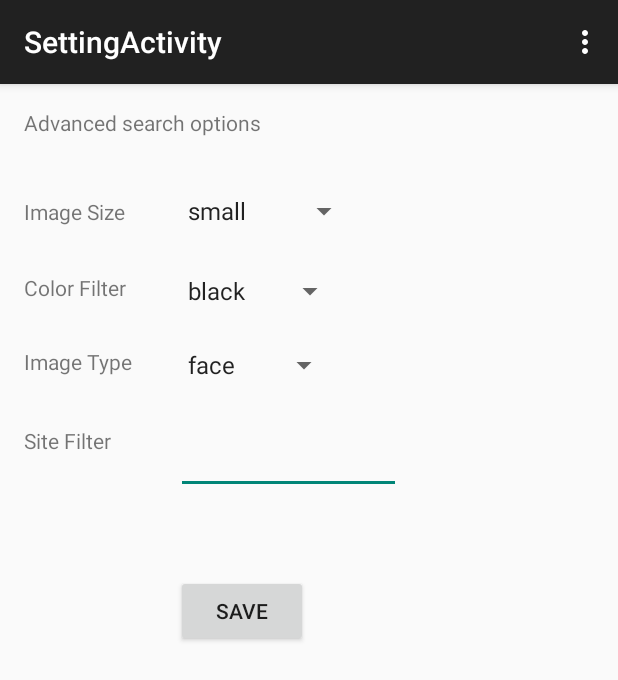
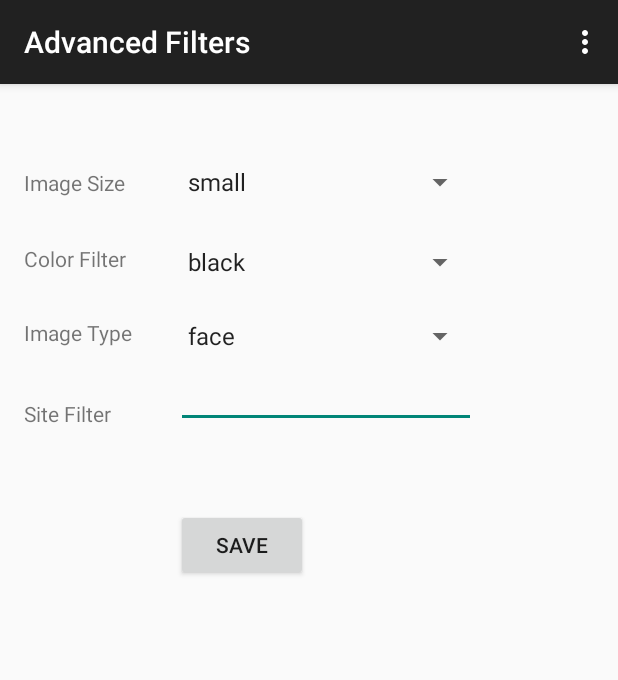
Before and after one commit to arvindh5686/ImageSearcher, an Android app: the SettingActivity screen opened directly, with no data from a screen before it, on a phone screen of 412 x 824 dp. Shown: the top 680 px of the screen. Run offline under Robolectric (Android 15) with nearby library versions, the phone set to English and light mode, and no system bars.

```diff
--- a/app/src/main/java/com/walmartlabs/classwork/imagesearcher/activities/SettingActivity.java
+++ b/app/src/main/java/com/walmartlabs/classwork/imagesearcher/activities/SettingActivity.java
@@ -8,6 +8,7 @@ import android.view.MenuItem;
 import android.view.View;
 import android.widget.AdapterView;
 import android.widget.ArrayAdapter;
+import android.widget.EditText;
 import android.widget.Spinner;
 
 import com.walmartlabs.classwork.imagesearcher.R;
@@ -16,6 +17,7 @@ import com.walmartlabs.classwork.imagesearcher.models.Filter;
 public class SettingActivity extends AppCompatActivity {
 
     private Filter filter;
+    private EditText etSiteFilter;
     @Override
     protected void onCreate(Bundle savedInstanceState) {
         super.onCreate(savedInstanceState);
@@ -24,6 +26,8 @@ public class SettingActivity extends AppCompatActivity {
         filter = i.getParcelableExtra("filter");
         if (filter == null) {filter = new Filter();}
         setupSpinners();
+        etSiteFilter = (EditText) findViewById(R.id.etSiteFilter);
+        etSiteFilter.setText(filter.getSiteFilter());
     }
 
     public void setupSpinners() {
@@ -101,7 +105,6 @@ public class SettingActivity extends AppCompatActivity {
         // automatically handle clicks on the Home/Up button, so long
         // as you specify a parent activity in AndroidManifest.xml.
         int id = item.getItemId();
-
         //noinspection SimplifiableIfStatement
         if (id == R.id.action_settings) {
             return true;
@@ -112,6 +115,8 @@ public class SettingActivity extends AppCompatActivity {
 
     public void onSave(View view) {
         Intent i = new Intent();
+        String siteFilter = etSiteFilter.getText() != null ? etSiteFilter.getText().toString() : "";
+        filter.setSiteFilter(siteFilter);
         i.putExtra("filter", filter);
         setResult(RESULT_OK, i);
         finish();
--- a/app/src/main/java/com/walmartlabs/classwork/imagesearcher/net/ImageSearchClient.java
+++ b/app/src/main/java/com/walmartlabs/classwork/imagesearcher/net/ImageSearchClient.java
@@ -32,7 +32,7 @@ public class ImageSearchClient {
             String url = getApiUrl("ajax/services/search/images?q=");
             String query = generateQueryString(filter, text);
             Log.i("url", url + URLEncoder.encode(query, "utf-8") + "&v=1.0&rsz=8&start=" + start);
-            client.get(url + URLEncoder.encode(query, "utf-8") + "&v=1.0&rsz=8&start=" + page, handler);
+            client.get(url + URLEncoder.encode(query, "utf-8") + "&v=1.0&rsz=8&start=" + start, handler);
 
         } catch (UnsupportedEncodingException e) {
             e.printStackTrace();
--- a/app/src/main/res/layout/activity_setting.xml
+++ b/app/src/main/res/layout/activity_setting.xml
@@ -9,18 +9,8 @@
     <TextView
         android:layout_width="wrap_content"
         android:layout_height="wrap_content"
-        android:text="@string/advanced_options_label"
-        android:id="@+id/tvSearchOptions"
-        android:layout_alignParentTop="true"
-        android:layout_alignParentLeft="true"
-        android:layout_alignParentStart="true" />
-
-    <TextView
-        android:layout_width="wrap_content"
-        android:layout_height="wrap_content"
         android:text="@string/image_size_label"
         android:id="@+id/tvImageSize"
-        android:layout_below="@+id/tvSearchOptions"
         android:layout_alignParentLeft="true"
         android:layout_alignParentStart="true"
         android:layout_marginTop="40dp" />
@@ -50,13 +40,14 @@
         android:layout_height="wrap_content"
         android:text="@string/site_filter_label"
         android:id="@+id/tvSiteFilter"
-        android:layout_below="@+id/tvImageType"
-        android:layout_alignParentLeft="true"
-        android:layout_alignParentStart="true"
-        android:layout_marginTop="33dp" />
+        android:layout_below="@+id/spImageType"
+        android:layout_alignRight="@+id/tvImageType"
+        android:layout_alignEnd="@+id/tvImageType"
+        android:layout_alignLeft="@id/tvColorFilter"
+        android:paddingTop="30dp"/>
 
     <Spinner
-        android:layout_width="wrap_content"
+        android:layout_width="200dp"
         android:layout_height="wrap_content"
         android:id="@+id/spImageSize"
         android:layout_alignBaseline="@+id/tvImageSize"
@@ -65,7 +56,8 @@
         android:layout_marginLeft="34dp"
         android:layout_marginStart="34dp"
         android:layout_alignParentEnd="false"
-        android:layout_alignParentStart="false" />
+        android:layout_alignParentStart="false"
+        android:gravity="center"/>
 
     <Spinner
         android:layout_width="wrap_content"
@@ -73,23 +65,26 @@
         android:id="@+id/spColorFilter"
         android:layout_alignTop="@+id/tvColorFilter"
         android:layout_alignLeft="@+id/spImageSize"
-        android:layout_alignStart="@+id/spImageSize" />
+        android:layout_alignStart="@+id/spImageSize"
+        android:layout_alignEnd="@id/spImageSize" />
 
     <Spinner
         android:layout_width="wrap_content"
         android:layout_height="wrap_content"
         android:id="@+id/spImageType"
         android:layout_alignTop="@+id/tvImageType"
-        android:layout_alignLeft="@+id/spColorFilter"
-        android:layout_alignStart="@+id/spColorFilter" />
+        android:layout_alignLeft="@+id/spImageSize"
+        android:layout_alignStart="@+id/spImageSize"
+        android:layout_alignEnd="@id/spImageSize"/>
 
     <EditText
         android:layout_width="150dp"
         android:layout_height="wrap_content"
         android:id="@+id/etSiteFilter"
-        android:layout_alignTop="@+id/tvSiteFilter"
+        android:layout_alignBottom="@+id/tvSiteFilter"
         android:layout_alignLeft="@+id/spImageType"
-        android:layout_alignStart="@+id/spImageType" />
+        android:layout_alignStart="@+id/spImageType"
+        android:layout_alignEnd="@id/spImageType"/>
 
     <Button
         android:layout_width="wrap_content"
--- a/app/src/main/res/values/strings.xml
+++ b/app/src/main/res/values/strings.xml
@@ -1,13 +1,13 @@
 <resources>
-    <string name="app_name">ImageSearcher</string>
+    <string name="app_name">Image Searcher</string>
     <string name="hello_world">Hello world!</string>
     <string name="action_settings">Settings</string>
     <string name="search_label">Search</string>
     <string name="search_prompt">Enter search query</string>
     <string name="image_title_label">Image title</string>
-    <string name="title_activity_display">DisplayActivity</string>
+    <string name="title_activity_display"></string>
     <string name="settings_label">Settings</string>
-    <string name="title_activity_setting">SettingActivity</string>
+    <string name="title_activity_setting">Advanced Filters</string>
     <string name="save_label">Save</string>
     <string name="site_filter_label">Site Filter</string>
     <string name="image_type_label">Image Type</string>
```
Also changed, not shown: app/src/main/java/com/walmartlabs/classwork/imagesearcher/activities/DisplayActivity.java (+67 -8 lines), app/src/main/java/com/walmartlabs/classwork/imagesearcher/activities/SearchActivity.java (+11 -5 lines), app/src/main/res/menu/menu_display.xml (+6 -2 lines), app/src/main/res/menu/menu_search.xml (+8 -7 lines).
